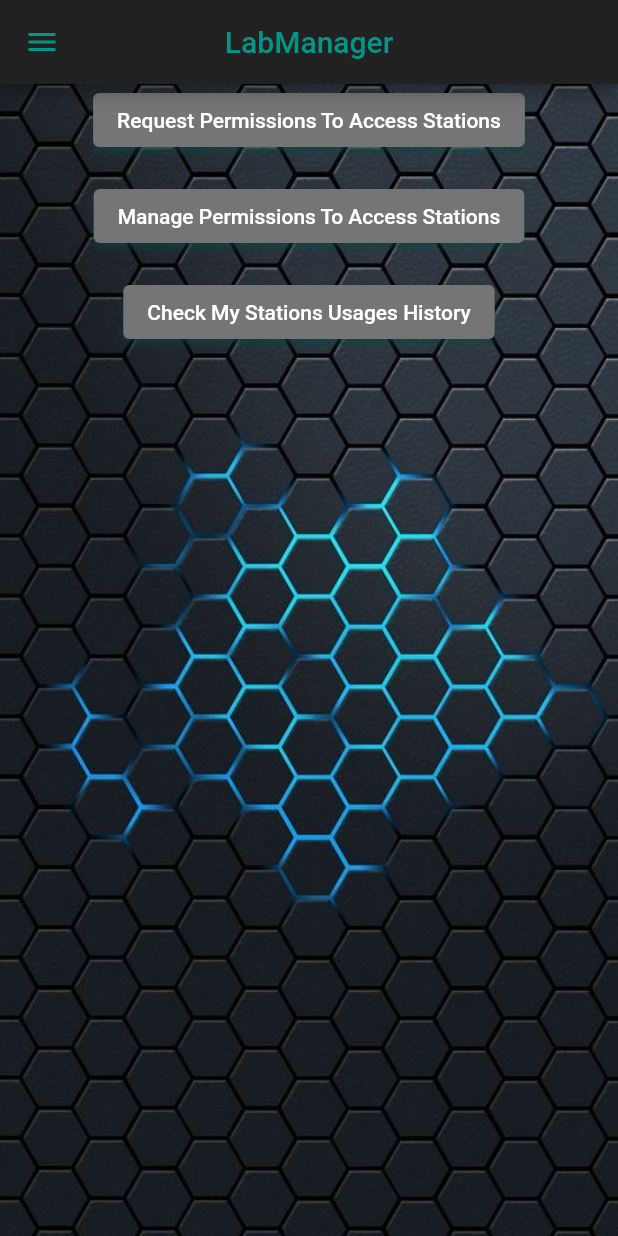
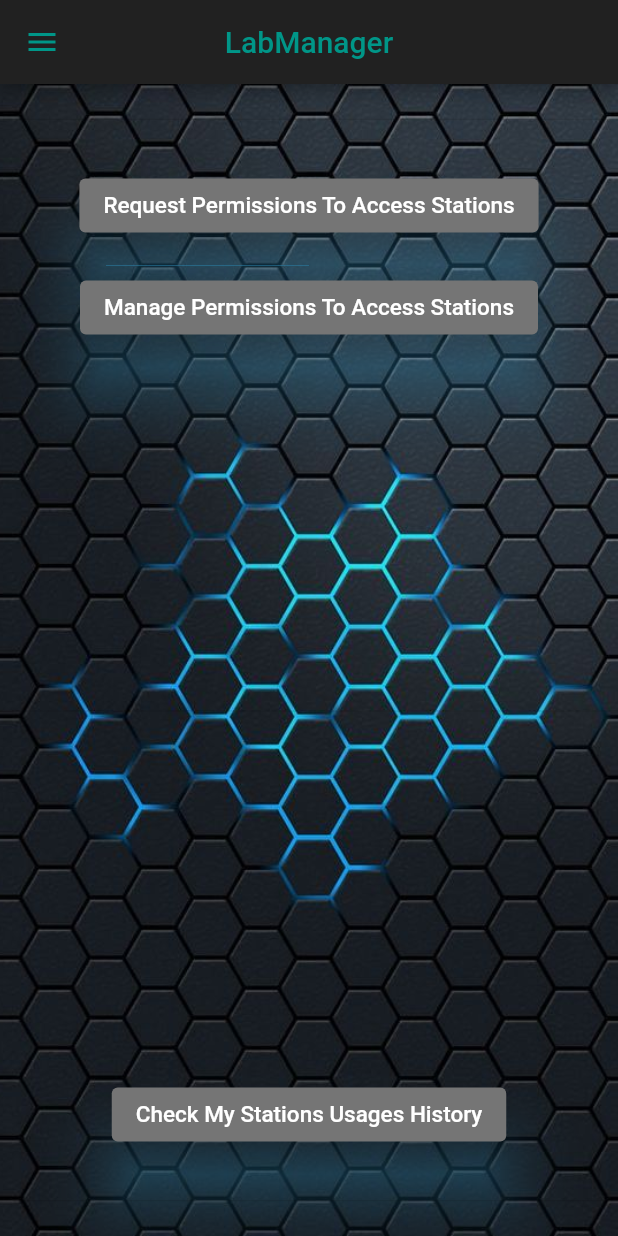
Before and after one commit to AseelAborokn/lab_manager_app, a Flutter app: the screen it shows once a user with an empty profile is signed in, on a phone screen of 412 x 824 dp. Run offline on Flutter 3.47's test engine with Material 2 defaults, Android fonts, the phone set to English and light mode, and no system bars; our stand-ins replace cloud_firestore, csv, email_validator, firebase_auth, firebase_core, flutter_spinkit and 1 more; missing offline and left inert: external_path; accounts and stored records are empty.

Commit message:
styling the home page

```diff
--- a/lib/screens/home/home.dart
+++ b/lib/screens/home/home.dart
@@ -56,37 +56,53 @@ class Home extends StatelessWidget {
                 crossAxisAlignment: CrossAxisAlignment.center,
                 mainAxisAlignment: MainAxisAlignment.start,
                 children: [
-                  ElevatedButton(
+                  const Expanded(flex: 1,child: Divider()),
+                  Container(
+                    margin: const EdgeInsets.fromLTRB(10, 10, 10, 10),
+                    child: Expanded(
+                      flex: 1,
+                      child: ElevatedButton(
                         style: ElevatedButton.styleFrom(
                           primary: Colors.grey.shade600,
-                      elevation: 2.0,
-                      shadowColor: Colors.teal,
+                          elevation: 20.0,
+                          shadowColor: Colors.lightBlueAccent,
                         ),
                         onPressed: () {
                           Navigator.of(context).push(
                               MaterialPageRoute(builder: (context) => Permissions(labUser: labUser)));
                         },
-                    child: const Text("Request Permissions To Access Stations")
+                        child: const Text("Request Permissions To Access Stations", style: TextStyle(fontSize: 15))
                       ),
-                  const Divider(),
-                  ElevatedButton(
+                    ),
+                  ),
+                  Container(
+                    margin: const EdgeInsets.fromLTRB(10, 10, 10, 10),
+                    child: Expanded(
+                      flex: 1,
+                      child: ElevatedButton(
                           style: ElevatedButton.styleFrom(
                             primary: Colors.grey.shade600,
-                        elevation: 2.0,
-                        shadowColor: Colors.teal,
+                            elevation: 20.0,
+                            shadowColor: Colors.lightBlueAccent
                           ),
                           onPressed: () {
                             Navigator.of(context).push(
                                 MaterialPageRoute(builder: (context) => PermissionsManager(labUser: labUser)));
                           },
-                      child: const Text("Manage Permissions To Access Stations")
+                          child: const Text("Manage Permissions To Access Stations", style: TextStyle(fontSize: 15))
                       ),
-                  const Divider(),
-                  ElevatedButton(
+                    ),
+                  ),
+                  const Expanded(flex: 10,child: Divider()),
+                  Container(
+                    margin: const EdgeInsets.fromLTRB(10, 10, 10, 10),
+                    child: Expanded(
+                      flex: 1,
+                      child: ElevatedButton(
                           style: ElevatedButton.styleFrom(
                             primary: Colors.grey.shade600,
-                        elevation: 2.0,
-                        shadowColor: Colors.teal,
+                            elevation: 20.0,
+                            shadowColor: Colors.lightBlueAccent,
                           ),
                           onPressed: () {
                             Navigator.of(context).push(
@@ -100,8 +116,11 @@ class Home extends StatelessWidget {
                                   }
                                 )));
                           },
-                      child: const Text("Check My Stations Usages History")
+                          child: const Text("Check My Stations Usages History", style: TextStyle(fontSize: 15),)
                       ),
+                    ),
+                  ),
+                  const Expanded(flex: 1,child: Divider()),
                 ],
               ),
             )
```
Lines whose indentation alone changed are shown as unchanged.
